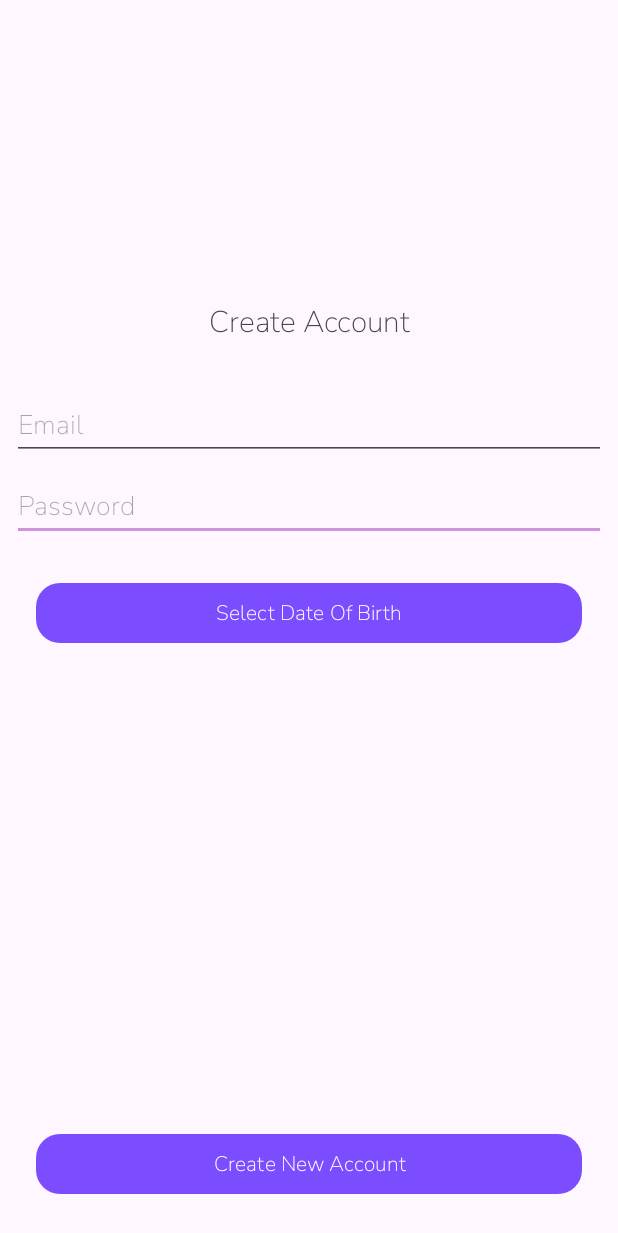
After one commit to maryannr-dev/hackathon-project-2025, an Android app: the CreateAccountActivity screen opened directly, with no data from a screen before it, on a phone screen of 412 x 824 dp. The commit adds this screen. Shown: the top 1233 px of the screen. Run offline under Robolectric (Android 15) with nearby library versions, the phone set to English and light mode, and no system bars.

Commit message:
feat: Add create account screen and login selection
Adds the initial UI and logic for account creation and a selection screen for login or sign-up.

This includes:
- A new `CreateAccountActivity` with a layout for email, password, and date of birth fields.
- A `MaterialDatePicker` is implemented in `CreateAccountActivity` for date of birth selection.
- A new `LoginSelectionActivity` that presents the user with a choice to either log in or create a new account.
- Navigation from the onboarding screen (`MainActivity`) to `LoginSelectionActivity`.
- Updated the `UserItem` model to use `Date` for `dateOfBirth` instead of `String`.
- Registered `CreateAccountActivity` and `LoginSelectionActivity` in the `AndroidManifest.xml`.

```diff
--- a/app/src/main/AndroidManifest.xml
+++ b/app/src/main/AndroidManifest.xml
@@ -11,6 +11,12 @@
         android:roundIcon="@mipmap/ic_launcher_round"
         android:supportsRtl="true"
         android:theme="@style/Theme.Hackathon2025">
+        <activity
+            android:name=".CreateAccountActivity"
+            android:exported="false" />
+        <activity
+            android:name=".LoginSelectionActivity"
+            android:exported="false" />
         <activity
             android:name=".LoginActivity"
             android:exported="false" />
--- /dev/null
+++ b/app/src/main/java/com/example/hackathon2025/CreateAccountActivity.java
@@ -0,0 +1,44 @@
+package com.example.hackathon2025;
+
+import android.os.Bundle;
+import android.view.View;
+
+import androidx.activity.EdgeToEdge;
+import androidx.appcompat.app.AppCompatActivity;
+import androidx.core.graphics.Insets;
+import androidx.core.view.ViewCompat;
+import androidx.core.view.WindowInsetsCompat;
+
+import com.google.android.material.button.MaterialButton;
+import com.google.android.material.datepicker.MaterialDatePicker;
+
+public class CreateAccountActivity extends AppCompatActivity {
+    MaterialDatePicker<Long> datePicker;
+    MaterialDatePicker.Builder<Long> builder;
+    MaterialButton dateOfBirthButton;
+    @Override
+    protected void onCreate(Bundle savedInstanceState) {
+        super.onCreate(savedInstanceState);
+        EdgeToEdge.enable(this);
+        setContentView(R.layout.activity_create_account);
+        ViewCompat.setOnApplyWindowInsetsListener(findViewById(R.id.main), (v, insets) -> {
+            Insets systemBars = insets.getInsets(WindowInsetsCompat.Type.systemBars());
+            v.setPadding(systemBars.left, systemBars.top, systemBars.right, systemBars.bottom);
+            return insets;
+        });
+
+        builder = MaterialDatePicker.Builder.datePicker();
+        builder.setTitleText("Select Date Of Birth");
+        datePicker = builder.build();
+        dateOfBirthButton = findViewById(R.id.btnDateOfBirth);
+        dateOfBirthButton.setOnClickListener(new View.OnClickListener() {
+            @Override
+            public void onClick(View v) {
+                datePicker.show(getSupportFragmentManager(), "DATE_PICKER");
+            }
+        });
+
+
+
+    }
+}
--- a/app/src/main/java/com/example/hackathon2025/MainActivity.java
+++ b/app/src/main/java/com/example/hackathon2025/MainActivity.java
@@ -1,5 +1,6 @@
 package com.example.hackathon2025;
 
+import android.content.Intent;
 import android.os.Bundle;
 
 import androidx.activity.EdgeToEdge;
@@ -44,7 +45,8 @@ public class MainActivity extends AppCompatActivity {
             if (onboardingViewPager.getCurrentItem() + 1 < items.size()) {
                 onboardingViewPager.setCurrentItem(onboardingViewPager.getCurrentItem() + 1);
             } else {
-
+                Intent intent = new Intent(MainActivity.this,LoginSelectionActivity.class);
+                startActivity(intent);
             }
         });
     }
--- /dev/null
+++ b/app/src/main/res/layout/activity_create_account.xml
@@ -0,0 +1,96 @@
+<?xml version="1.0" encoding="utf-8"?>
+<androidx.constraintlayout.widget.ConstraintLayout xmlns:android="http://schemas.android.com/apk/res/android"
+    xmlns:app="http://schemas.android.com/apk/res-auto"
+    xmlns:tools="http://schemas.android.com/tools"
+    android:id="@+id/main"
+    android:layout_width="match_parent"
+    android:layout_height="match_parent"
+    tools:context=".CreateAccountActivity">
+
+    <com.google.android.material.textfield.TextInputLayout
+        android:id="@+id/textFieldEmail"
+        android:layout_width="match_parent"
+        android:layout_height="wrap_content"
+        android:hint="Email Address">
+
+    </com.google.android.material.textfield.TextInputLayout>
+
+    <com.google.android.material.textfield.TextInputLayout
+        android:id="@+id/textFieldPassword"
+        android:layout_width="match_parent"
+        android:layout_height="wrap_content"
+        android:hint="Password">
+
+    </com.google.android.material.textfield.TextInputLayout>
+
+    <com.google.android.material.button.MaterialButton
+        android:id="@+id/btnDateOfBirth"
+        android:layout_width="match_parent"
+        android:layout_height="wrap_content"
+        android:layout_margin="24dp"
+        android:layout_marginStart="32dp"
+        android:layout_marginEnd="32dp"
+        android:text="Select Date Of Birth"
+        android:textStyle="bold"
+        app:cornerRadius="16dp"
+        app:layout_constraintEnd_toEndOf="parent"
+        app:layout_constraintStart_toStartOf="parent"
+        app:layout_constraintTop_toBottomOf="@+id/textInputPassword" />
+
+    <com.google.android.material.textfield.TextInputEditText
+        android:id="@+id/textInputPassword"
+        android:layout_width="match_parent"
+        android:layout_height="wrap_content"
+        android:layout_marginStart="8dp"
+        android:layout_marginTop="8dp"
+        android:layout_marginEnd="8dp"
+        android:hint="Password"
+        android:inputType="textPassword"
+        android:textColor="@color/black"
+        app:layout_constraintEnd_toEndOf="parent"
+        app:layout_constraintStart_toStartOf="parent"
+        app:layout_constraintTop_toBottomOf="@+id/textInputEmail" />
+
+    <com.google.android.material.textfield.TextInputEditText
+        android:id="@+id/textInputEmail"
+        android:layout_width="match_parent"
+        android:layout_height="wrap_content"
+        android:layout_marginStart="8dp"
+        android:layout_marginTop="32dp"
+        android:layout_marginEnd="8dp"
+        android:fontFamily="@font/nunito_sans"
+        android:hint="Email"
+        android:inputType="textEmailAddress"
+        android:textColor="@color/black"
+        app:layout_constraintEnd_toEndOf="parent"
+        app:layout_constraintStart_toStartOf="parent"
+        app:layout_constraintTop_toBottomOf="@+id/textViewCreateAccountHeader" />
+
+    <TextView
+        android:id="@+id/textViewCreateAccountHeader"
+        android:layout_width="wrap_content"
+        android:layout_height="wrap_content"
+        android:layout_marginTop="200dp"
+        android:text="Create Account"
+        android:textSize="20sp"
+        android:textStyle="bold"
+        app:layout_constraintEnd_toEndOf="parent"
+        app:layout_constraintStart_toStartOf="parent"
+        app:layout_constraintTop_toTopOf="parent" />
+
+    <com.google.android.material.button.MaterialButton
+        android:id="@+id/btnCreateAccountSubmit"
+        android:layout_width="match_parent"
+        android:layout_height="wrap_content"
+        android:layout_margin="24dp"
+        android:layout_marginStart="32dp"
+        android:layout_marginEnd="32dp"
+        android:text="Create New Account"
+        android:textStyle="bold"
+        app:cornerRadius="16dp"
+        app:layout_constraintBottom_toBottomOf="parent"
+        app:layout_constraintEnd_toEndOf="parent"
+        app:layout_constraintHorizontal_bias="1.0"
+        app:layout_constraintStart_toStartOf="parent" />
+
+</androidx.constraintlayout.widget.ConstraintLayout>
--- a/app/src/main/res/layout/activity_main.xml
+++ b/app/src/main/res/layout/activity_main.xml
@@ -15,6 +15,7 @@
         android:layout_marginEnd="8dp"
         android:layout_marginBottom="8dp"
         android:text="Next"
+        android:textStyle="bold"
         app:cornerRadius="16dp"
         app:layout_constraintBottom_toBottomOf="parent"
         app:layout_constraintEnd_toEndOf="parent"
```
Also changed, not shown: app/src/main/java/com/example/hackathon2025/LoginSelectionActivity.java (added, +47 -0 lines), app/src/main/java/com/example/hackathon2025/models/UserItem.java (+7 -5 lines), app/src/main/res/layout/activity_login_selection.xml (added, +37 -0 lines).
